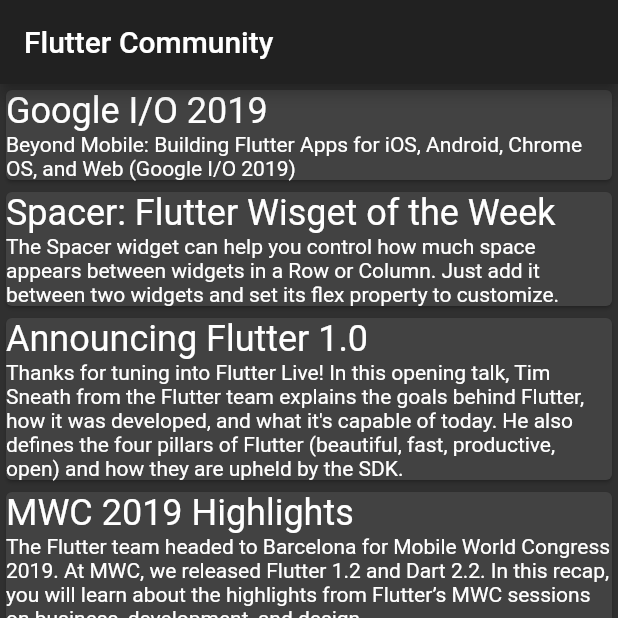
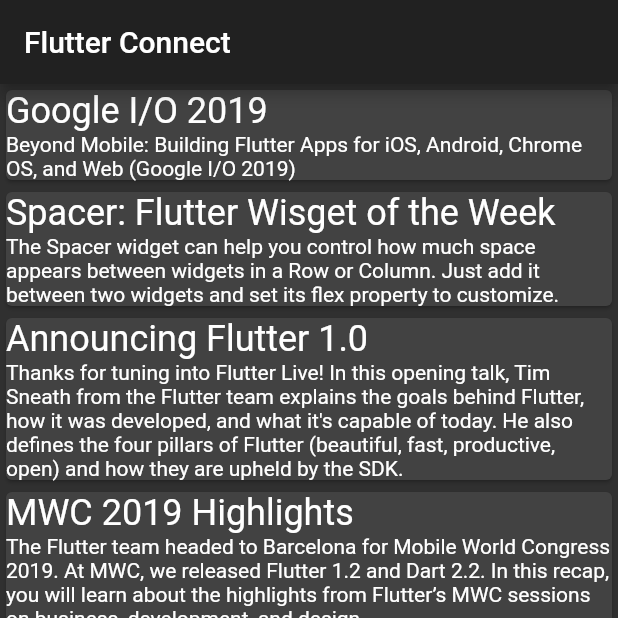
Before and after one commit to razwanizmi/hackathon_app, a Flutter app: the screen it shows after launch, item 2 of the bottom bar chosen, on a phone screen of 412 x 824 dp, the top half of it. Run offline on Flutter 3.47's test engine with Material 2 defaults, Android fonts, the phone set to English and light mode, and no system bars; our stand-ins replace transparent_image; network calls fail.

Commit message:
update app name

```diff
--- a/lib/components/home.dart
+++ b/lib/components/home.dart
@@ -26,7 +26,7 @@ class _HomeState extends State<Home> {
   Widget build(BuildContext context) {
     return Scaffold(
       appBar: AppBar(
-        title: Text('Flutter Community'),
+        title: Text('Flutter Connect'),
       ),
       body: _children[_currentIndex],
       bottomNavigationBar: BottomNavigationBar(
```
Also changed, not shown: pubspec.lock.
